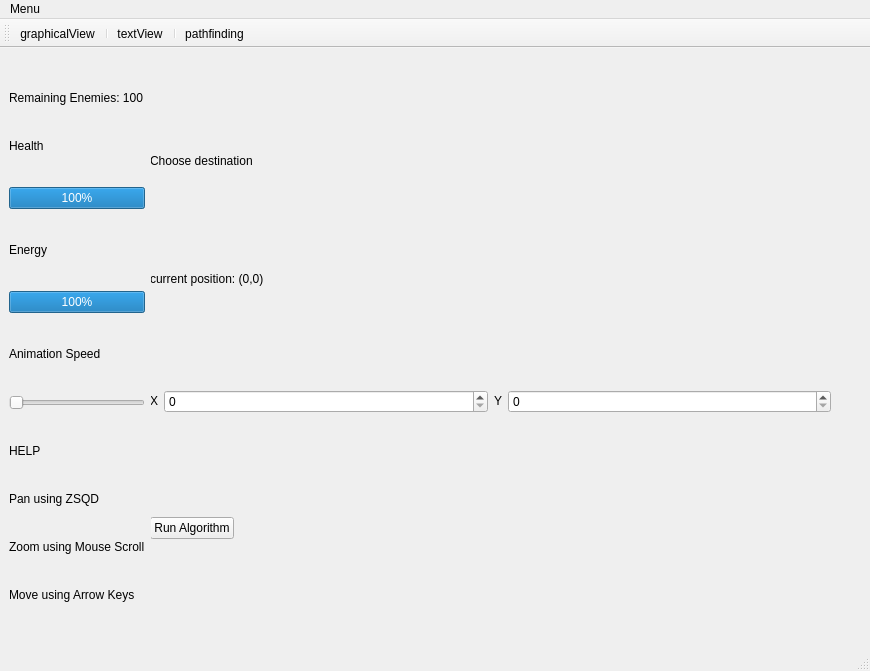
Above: mainwindow.ui from Stalpaard/MediaProcessingGame before the change. Below: the same form after it.
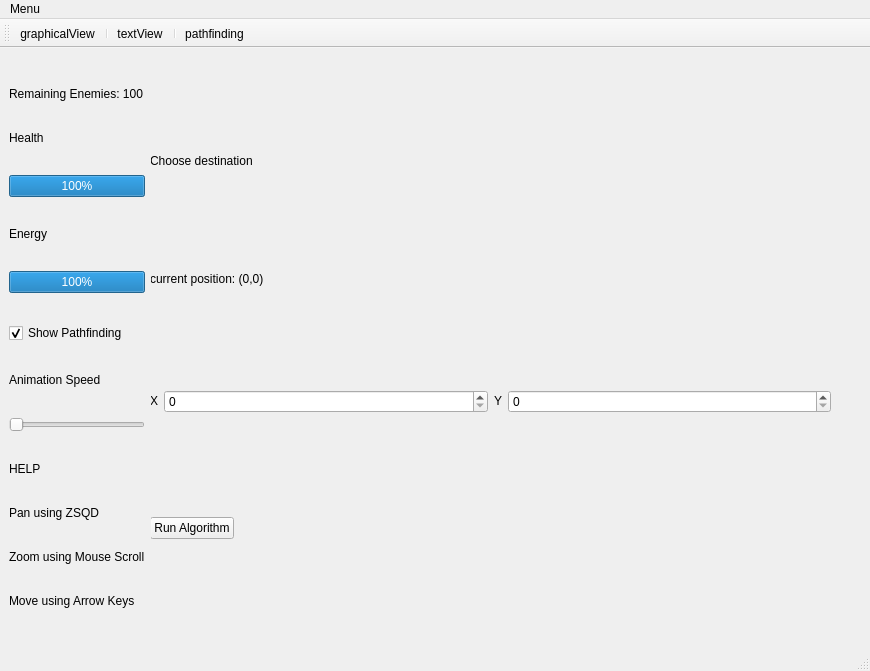
That is the form after the change.

Commit message: Added visualization for pathfinding in 2D View / Moved textview and commands variables to stack in MainController

```diff
--- a/mainwindow.ui
+++ b/mainwindow.ui
@@ -96,6 +96,16 @@
           </property>
          </widget>
         </item>
+        <item>
+         <widget class="QCheckBox" name="pathfindingCheckBox">
+          <property name="text">
+           <string>Show Pathfinding</string>
+          </property>
+          <property name="checked">
+           <bool>true</bool>
+          </property>
+         </widget>
+        </item>
         <item>
          <widget class="QLabel" name="sliderLabel">
           <property name="sizePolicy">
```
The commit also changes 9 other files.
